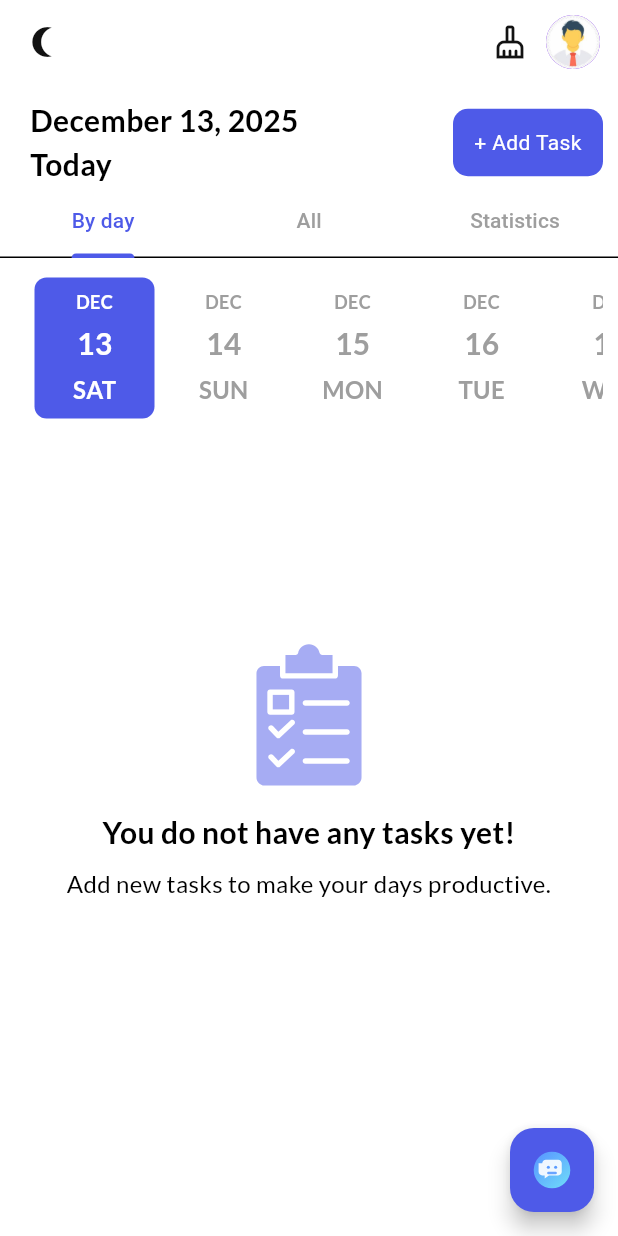
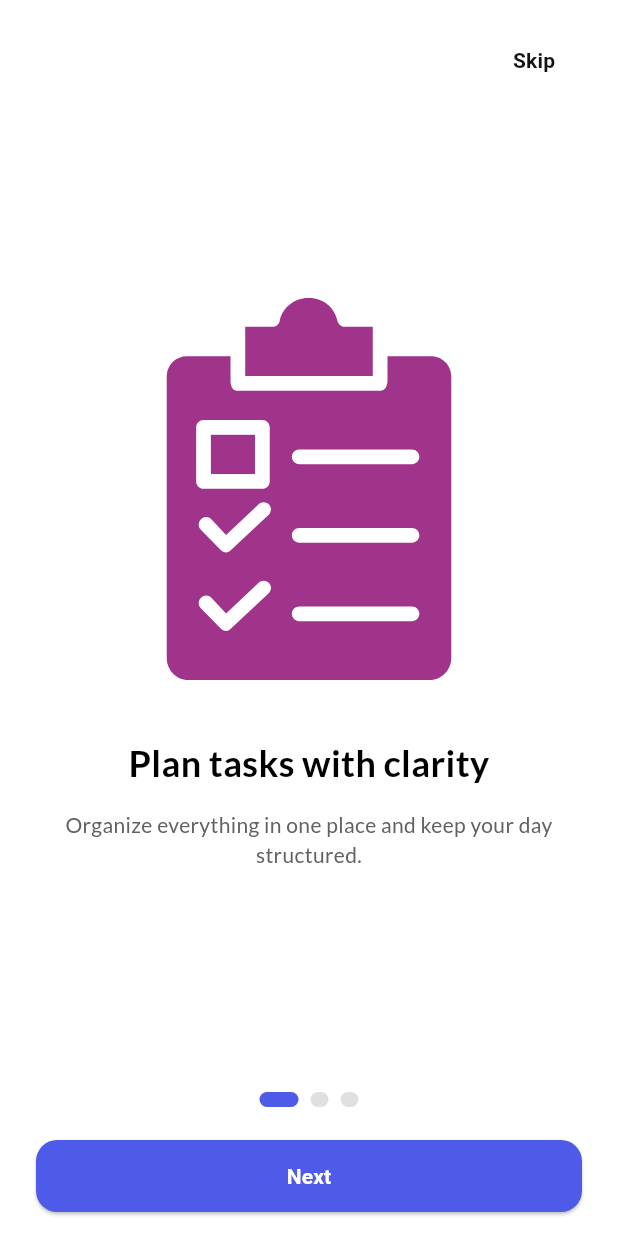
Before and after one commit to dongduy12/task_paven, a Flutter app: the screen it shows after launch, on a phone screen of 412 x 824 dp. Run offline on Flutter 3.47's test engine with Material 3 defaults, Android fonts, the phone set to English and light mode, and no system bars; drawn by our look-alikes of date_picker_timeline; our stand-ins replace flutter_local_notifications, flutter_staggered_animations, flutter_svg, get, get_storage, google_fonts and 4 more; accounts and stored records are empty.

Commit message:
Add onboarding screen for first-time users

```diff
--- a/lib/localization/app_translations.dart
+++ b/lib/localization/app_translations.dart
@@ -33,6 +33,18 @@ class AppTranslations extends Translations {
           'summary_completed': 'Completed',
           'summary_pending': 'Pending',
           'summary_overdue': 'Overdue tasks',
+          'onboarding_skip': 'Skip',
+          'onboarding_next': 'Next',
+          'onboarding_get_started': 'Get started',
+          'onboarding_plan_title': 'Plan tasks with clarity',
+          'onboarding_plan_desc':
+              'Organize everything in one place and keep your day structured.',
+          'onboarding_focus_title': 'Stay focused with smart reminders',
+          'onboarding_focus_desc':
+              'Use notifications and quick actions to never miss a commitment.',
+          'onboarding_progress_title': 'Track your progress effortlessly',
+          'onboarding_progress_desc':
+              'View your completion stats and celebrate every milestone.',
         },
         'vi': {
           'tab_by_day': 'Theo ngày',
@@ -65,6 +77,18 @@ class AppTranslations extends Translations {
           'summary_completed': 'Hoàn thành',
           'summary_pending': 'Chưa hoàn thành',
           'summary_overdue': 'Nhiệm vụ quá hạn',
+          'onboarding_skip': 'Bỏ qua',
+          'onboarding_next': 'Tiếp tục',
+          'onboarding_get_started': 'Bắt đầu ngay',
+          'onboarding_plan_title': 'Lên kế hoạch rõ ràng',
+          'onboarding_plan_desc':
+              'Sắp xếp mọi việc ở một nơi và giữ lịch trình gọn gàng.',
+          'onboarding_focus_title': 'Tập trung với nhắc nhở thông minh',
+          'onboarding_focus_desc':
+              'Dùng thông báo và thao tác nhanh để không bỏ lỡ cam kết nào.',
+          'onboarding_progress_title': 'Theo dõi tiến trình dễ dàng',
+          'onboarding_progress_desc':
+              'Xem thống kê hoàn thành và ăn mừng từng cột mốc.',
         }
       };
 }
--- a/lib/main.dart
+++ b/lib/main.dart
@@ -5,6 +5,7 @@ import 'package:intl/date_symbol_data_local.dart';
 import 'package:task_paven/localization/app_translations.dart';
 import 'package:task_paven/services/theme_services.dart';
 import 'package:task_paven/ui/pages/home_page.dart';
+import 'package:task_paven/ui/pages/onboarding_page.dart';
 import 'package:task_paven/ui/theme.dart';
 
 import 'db/db_helper.dart';
@@ -40,6 +41,8 @@ class MyApp extends StatelessWidget {
 
   @override
   Widget build(BuildContext context) {
+    final hasCompletedOnboarding = _storage.read<bool>('onboarding_completed') ?? false;
+
     return GetMaterialApp(
       theme: Themes.light,
       darkTheme: Themes.dark,
@@ -49,7 +52,7 @@ class MyApp extends StatelessWidget {
       fallbackLocale: const Locale('en'),
       title: 'Task Paven',
       debugShowCheckedModeBanner: false,
-      home: const HomePage(),
+      home: hasCompletedOnboarding ? const HomePage() : const OnboardingPage(),
     );
   }
 }
--- /dev/null
+++ b/lib/ui/pages/onboarding_page.dart
@@ -0,0 +1,188 @@
+import 'package:flutter/material.dart';
+import 'package:flutter_svg/flutter_svg.dart';
+import 'package:get/get.dart';
+import 'package:get_storage/get_storage.dart';
+import 'package:task_paven/ui/pages/home_page.dart';
+import 'package:task_paven/ui/theme.dart';
+
+class OnboardingPage extends StatefulWidget {
+  const OnboardingPage({super.key});
+
+  @override
+  State<OnboardingPage> createState() => _OnboardingPageState();
+}
+
+class _OnboardingPageState extends State<OnboardingPage> {
+  final PageController _pageController = PageController();
+  final _settingsBox = GetStorage();
+
+  int _currentPage = 0;
+
+  final List<_OnboardingStep> _steps = const [
+    _OnboardingStep(
+      titleKey: 'onboarding_plan_title',
+      descriptionKey: 'onboarding_plan_desc',
+      assetPath: 'images/task.svg',
+    ),
+    _OnboardingStep(
+      titleKey: 'onboarding_focus_title',
+      descriptionKey: 'onboarding_focus_desc',
+      assetPath: 'images/chatbot.svg',
+    ),
+    _OnboardingStep(
+      titleKey: 'onboarding_progress_title',
+      descriptionKey: 'onboarding_progress_desc',
+      assetPath: 'images/task.svg',
+    ),
+  ];
+
+  bool get _isLastPage => _currentPage == _steps.length - 1;
+
+  @override
+  void dispose() {
+    _pageController.dispose();
+    super.dispose();
+  }
+
+  @override
+  Widget build(BuildContext context) {
+    return Scaffold(
+      backgroundColor: context.theme.colorScheme.background,
+      body: SafeArea(
+        child: Padding(
+          padding: const EdgeInsets.symmetric(horizontal: 24, vertical: 16),
+          child: Center(
+            child: ConstrainedBox(
+              constraints: const BoxConstraints(maxWidth: 560),
+              child: Column(
+                children: [
+                  Align(
+                    alignment: Alignment.centerRight,
+                    child: TextButton(
+                      onPressed: _completeOnboarding,
+                      child: Text(
+                        'onboarding_skip'.tr,
+                        style: TextStyle(
+                          color: Get.isDarkMode ? Colors.white70 : darkGreyClr,
+                          fontWeight: FontWeight.w600,
+                        ),
+                      ),
+                    ),
+                  ),
+                  Expanded(
+                    child: PageView.builder(
+                      controller: _pageController,
+                      itemCount: _steps.length,
+                      onPageChanged: (index) {
+                        setState(() {
+                          _currentPage = index;
+                        });
+                      },
+                      itemBuilder: (context, index) {
+                        final step = _steps[index];
+                        return Column(
+                          mainAxisAlignment: MainAxisAlignment.center,
+                          children: [
+                            SizedBox(
+                              height: 260,
+                              child: SvgPicture.asset(
+                                step.assetPath,
+                                semanticsLabel: step.titleKey.tr,
+                              ),
+                            ),
+                            const SizedBox(height: 36),
+                            Text(
+                              step.titleKey.tr,
+                              textAlign: TextAlign.center,
+                              style: headingStyle,
+                            ),
+                            const SizedBox(height: 14),
+                            Text(
+                              step.descriptionKey.tr,
+                              textAlign: TextAlign.center,
+                              style: bodyStyle.copyWith(
+                                color: Get.isDarkMode
+                                    ? Colors.white70
+                                    : Colors.grey.shade700,
+                              ),
+                            ),
+                          ],
+                        );
+                      },
+                    ),
+                  ),
+                  const SizedBox(height: 16),
+                  Row(
+                    mainAxisAlignment: MainAxisAlignment.center,
+                    children: List.generate(
+                      _steps.length,
+                      (index) => AnimatedContainer(
+                        duration: const Duration(milliseconds: 200),
+                        margin: const EdgeInsets.symmetric(horizontal: 4),
+                        height: 10,
+                        width: _currentPage == index ? 26 : 12,
+                        decoration: BoxDecoration(
+                          color: _currentPage == index
+                              ? primaryClr
+                              : (Get.isDarkMode
+                                  ? Colors.white24
+                                  : Colors.grey.shade300),
+                          borderRadius: BorderRadius.circular(16),
+                        ),
+                      ),
+                    ),
+                  ),
+                  const SizedBox(height: 22),
+                  SizedBox(
+                    width: double.infinity,
+                    child: ElevatedButton(
+                      style: ElevatedButton.styleFrom(
+                        backgroundColor: primaryClr,
+                        foregroundColor: Colors.white,
+                        padding: const EdgeInsets.symmetric(vertical: 14),
+                        shape: RoundedRectangleBorder(
+                          borderRadius: BorderRadius.circular(14),
+                        ),
+                      ),
+                      onPressed: _isLastPage ? _completeOnboarding : _goToNextPage,
+                      child: Text(
+                        _isLastPage
+                            ? 'onboarding_get_started'.tr
+                            : 'onboarding_next'.tr,
+                        style: const TextStyle(fontWeight: FontWeight.w700),
+                      ),
+                    ),
+                  ),
+                ],
+              ),
+            ),
+          ),
+        ),
+      ),
+    );
+  }
+
+  Future<void> _goToNextPage() async {
+    await _pageController.nextPage(
+      duration: const Duration(milliseconds: 240),
+      curve: Curves.easeInOut,
+    );
+  }
+
+  Future<void> _completeOnboarding() async {
+    await _settingsBox.write('onboarding_completed', true);
+    Get.offAll(() => const HomePage());
+  }
+}
+
+class _OnboardingStep {
+  final String titleKey;
+  final String descriptionKey;
+  final String assetPath;
+
+  const _OnboardingStep({
+    required this.titleKey,
+    required this.descriptionKey,
+    required this.assetPath,
+  });
+}
```
